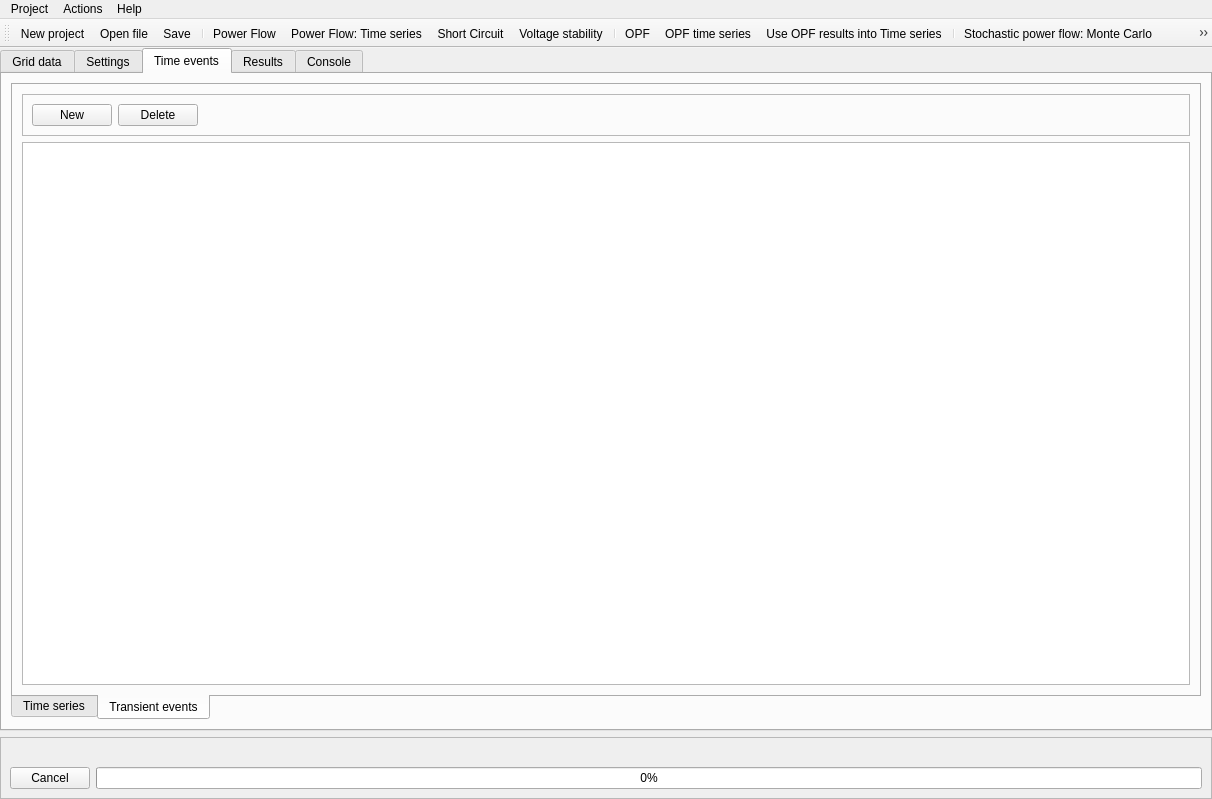
First picture: the form in UnderDevelopment/GridCal/Gui/Main/MainWindow.ui, repository SanPen/GridCal, before the edit.
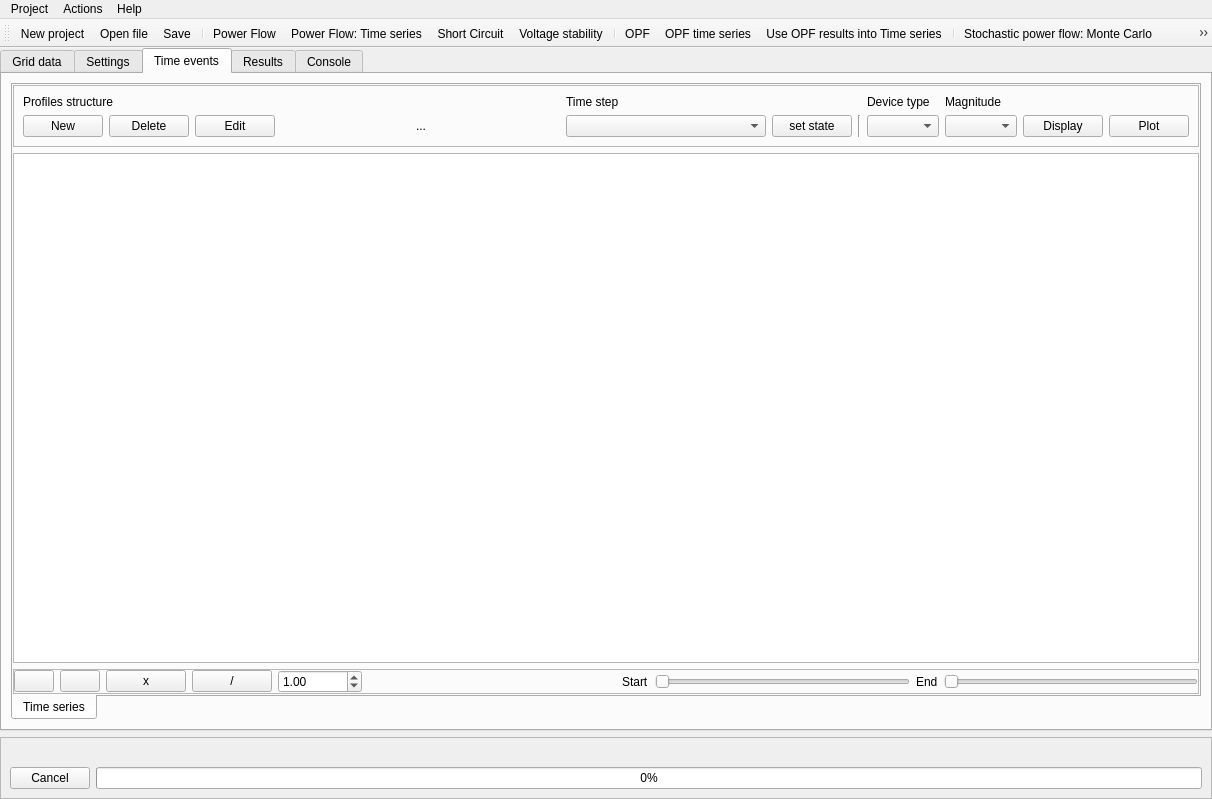
Second picture: the form after the edit. The open tabs and pages were chosen to show the change. Icons and pictures are not drawn. Custom widgets are drawn as their Qt base class.

Patch:
```diff
--- a/UnderDevelopment/GridCal/Gui/Main/MainWindow.ui
+++ b/UnderDevelopment/GridCal/Gui/Main/MainWindow.ui
@@ -3756,63 +3756,6 @@
             </item>
            </layout>
           </widget>
-          <widget class="QWidget" name="tab_7">
-           <attribute name="title">
-            <string>Transient events</string>
-           </attribute>
-           <layout class="QVBoxLayout" name="verticalLayout_13">
-            <item>
-             <widget class="QFrame" name="frame_16">
-              <property name="frameShape">
-               <enum>QFrame::StyledPanel</enum>
-              </property>
-              <property name="frameShadow">
-               <enum>QFrame::Raised</enum>
-              </property>
-              <layout class="QHBoxLayout" name="horizontalLayout">
-               <item>
-                <widget class="QPushButton" name="transient_events_new_pushButton">
-                 <property name="text">
-                  <string>New</string>
-                 </property>
-                 <property name="icon">
-                  <iconset resource="icons.qrc">
-                   <normaloff>:/Icons/icons/new.svg</normaloff>:/Icons/icons/new.svg</iconset>
-                 </property>
-                </widget>
-               </item>
-               <item>
-                <widget class="QPushButton" name="transient_events_delete_pushButton">
-                 <property name="text">
-                  <string>Delete</string>
-                 </property>
-                 <property name="icon">
-                  <iconset resource="icons.qrc">
-                   <normaloff>:/Icons/icons/delete.svg</normaloff>:/Icons/icons/delete.svg</iconset>
-                 </property>
-                </widget>
-               </item>
-               <item>
-                <spacer name="horizontalSpacer_13">
-                 <property name="orientation">
-                  <enum>Qt::Horizontal</enum>
-                 </property>
-                 <property name="sizeHint" stdset="0">
-                  <size>
-                   <width>924</width>
-                   <height>20</height>
-                  </size>
-                 </property>
-                </spacer>
-               </item>
-              </layout>
-             </widget>
-            </item>
-            <item>
-             <widget class="QTableView" name="transient_events_tableView"/>
-            </item>
-           </layout>
-          </widget>
          </widget>
         </item>
        </layout>
```
